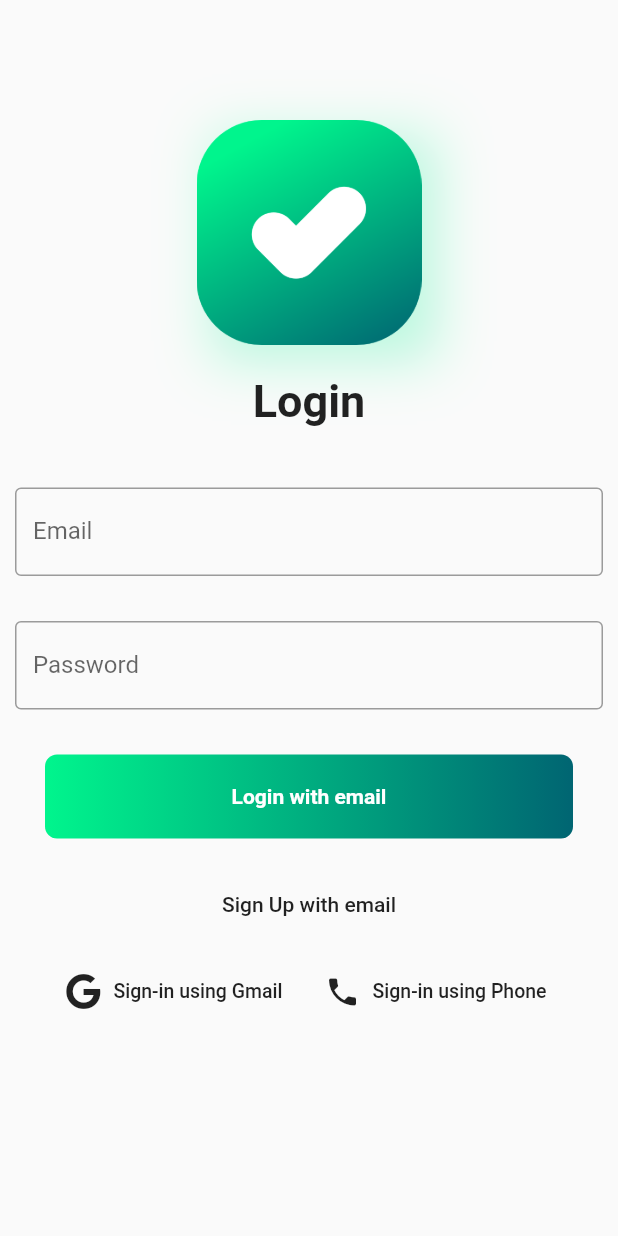
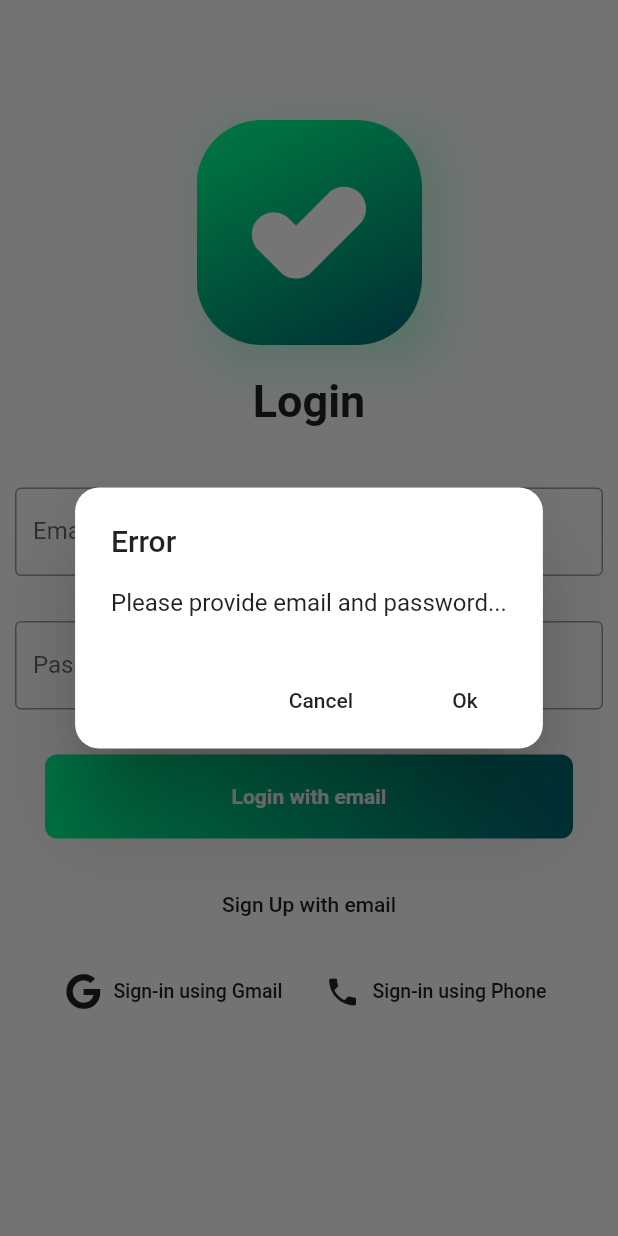
Before and after one commit to hasibullah1811/Flutter-Firebase-dailytask-app, a Flutter app: the screen it shows after launch, after a tap on "Login with email", on a phone screen of 412 x 824 dp. Run offline on Flutter 3.47's test engine with Material 2 defaults, Android fonts, the phone set to English and light mode, and no system bars; our stand-ins replace firebase_auth, font_awesome_flutter; accounts and stored records are empty.

Commit message:
Firebase Auth Sign-in Integrated

```diff
--- a/daily_task/lib/screens/loginScreen.dart
+++ b/daily_task/lib/screens/loginScreen.dart
@@ -1,8 +1,20 @@
 import 'package:daily_task/config/config.dart';
 import 'package:flutter/material.dart';
 import 'package:font_awesome_flutter/font_awesome_flutter.dart';
+import 'package:firebase_auth/firebase_auth.dart';
 
-class LoginScreen extends StatelessWidget {
+class LoginScreen extends StatefulWidget {
+  @override
+  _LoginScreenState createState() => _LoginScreenState();
+}
+
+class _LoginScreenState extends State<LoginScreen> {
+  final TextEditingController _emailController = TextEditingController();
+
+  final TextEditingController _passwordController = TextEditingController();
+
+  final FirebaseAuth _auth = FirebaseAuth.instance;
+
   @override
   Widget build(BuildContext context) {
     return SingleChildScrollView(
@@ -45,6 +57,7 @@ class LoginScreen extends StatelessWidget {
               padding: EdgeInsets.all(10.0),
               margin: EdgeInsets.only(top: 30.0),
               child: TextField(
+                controller: _emailController,
                 decoration: InputDecoration(
                   border: OutlineInputBorder(),
                   labelText: "Email",
@@ -59,6 +72,7 @@ class LoginScreen extends StatelessWidget {
               padding: EdgeInsets.all(10.0),
               margin: EdgeInsets.only(top: 10.0),
               child: TextField(
+                controller: _passwordController,
                 decoration: InputDecoration(
                   border: OutlineInputBorder(),
                   labelText: "Password",
@@ -69,7 +83,9 @@ class LoginScreen extends StatelessWidget {
             ),
 
             InkWell(
-              onTap: () {},
+              onTap: () {
+                _signin();
+              },
               child: Container(
                 decoration: BoxDecoration(
                   gradient: LinearGradient(
@@ -98,7 +114,7 @@ class LoginScreen extends StatelessWidget {
             ),
 
             Container(
-              margin: EdgeInsets.only(top:10.0),
+              margin: EdgeInsets.only(top: 10.0),
               child: Wrap(
                 children: <Widget>[
                   FlatButton.icon(
@@ -106,12 +122,22 @@ class LoginScreen extends StatelessWidget {
                     icon: Icon(
                       FontAwesomeIcons.google,
                     ),
-                    label: Text("Sign-in using Gmail", style: TextStyle(fontSize: 13,),),
+                    label: Text(
+                      "Sign-in using Gmail",
+                      style: TextStyle(
+                        fontSize: 13,
+                      ),
+                    ),
                   ),
                   FlatButton.icon(
                     onPressed: () {},
                     icon: Icon(Icons.phone),
-                    label: Text("Sign-in using Phone", style: TextStyle(fontSize: 13,),),
+                    label: Text(
+                      "Sign-in using Phone",
+                      style: TextStyle(
+                        fontSize: 13,
+                      ),
+                    ),
                   )
                 ],
               ),
@@ -121,4 +147,93 @@ class LoginScreen extends StatelessWidget {
       ),
     );
   }
+
+  void _signin() async {
+    String email = _emailController.text.trim();
+    String password = _passwordController.text;
+
+    if (email.isNotEmpty && password.isNotEmpty) {
+      await _auth
+          .signInWithEmailAndPassword(email: email, password: password)
+          .then((user) {
+        showDialog(
+            context: context,
+            builder: (ctx) {
+              return AlertDialog(
+                shape: RoundedRectangleBorder(
+                  borderRadius: BorderRadius.circular(16.0),
+                ),
+                title: Text("Logged In"),
+                content: Text(
+                  "Sign-in Success",
+                ),
+                actions: <Widget>[
+                  FlatButton(
+                    child: Text("Ok"),
+                    onPressed: () {
+                      _emailController.text = "";
+                      _passwordController.text = "";
+                      Navigator.of(ctx).pop();
+                    },
+                  )
+                ],
+              );
+            });
+      }).catchError((e) {
+        showDialog(
+            context: context,
+            builder: (ctx) {
+              return AlertDialog(
+                shape: RoundedRectangleBorder(
+                  borderRadius: BorderRadius.circular(16.0),
+                ),
+                title: Text("Error"),
+                content: Text(
+                  "${e.message}",
+                ),
+                actions: <Widget>[
+                  FlatButton(
+                    child: Text("Ok"),
+                    onPressed: () {
+                      _emailController.text = "";
+                      _passwordController.text = "";
+                      Navigator.of(ctx).pop();
+                    },
+                  )
+                ],
+              );
+            });
+      });
+    } else {
+      showDialog(
+          context: context,
+          builder: (ctx) {
+            return AlertDialog(
+              shape: RoundedRectangleBorder(
+                borderRadius: BorderRadius.circular(16.0),
+              ),
+              title: Text("Error"),
+              content: Text(
+                "Please provide email and password...",
+              ),
+              actions: <Widget>[
+                FlatButton(
+                  child: Text("Cancel"),
+                  onPressed: () {
+                    Navigator.of(ctx).pop();
+                  },
+                ),
+                FlatButton(
+                  child: Text("Ok"),
+                  onPressed: () {
+                    _emailController.text = "";
+                    _passwordController.text = "";
+                    Navigator.of(ctx).pop();
+                  },
+                )
+              ],
+            );
+          });
+    }
+  }
 }
--- a/daily_task/pubspec.yaml
+++ b/daily_task/pubspec.yaml
@@ -15,6 +15,7 @@ dependencies:
   # Use with the CupertinoIcons class for iOS style icons.
   cupertino_icons: ^0.1.2
   font_awesome_flutter: ^8.8.1
+  firebase_auth: ^0.15.0
 
 dev_dependencies:
   flutter_test:
```
Also changed, not shown: daily_task/pubspec.lock.
